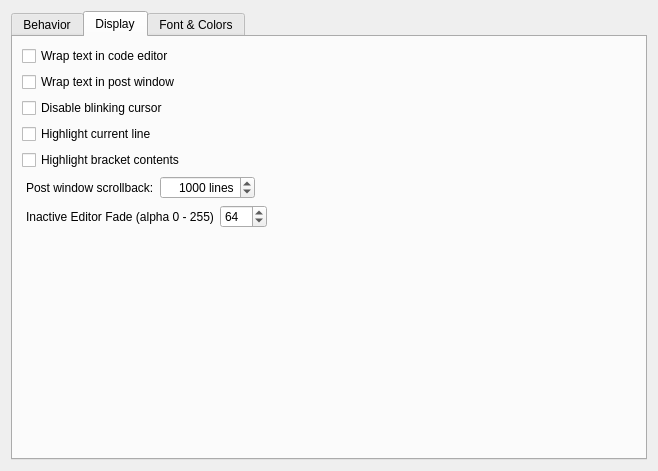
The window that editors/sc-ide/forms/settings_editor.ui (supercollider/supercollider) describes before a commit, drawn with Qt 5.
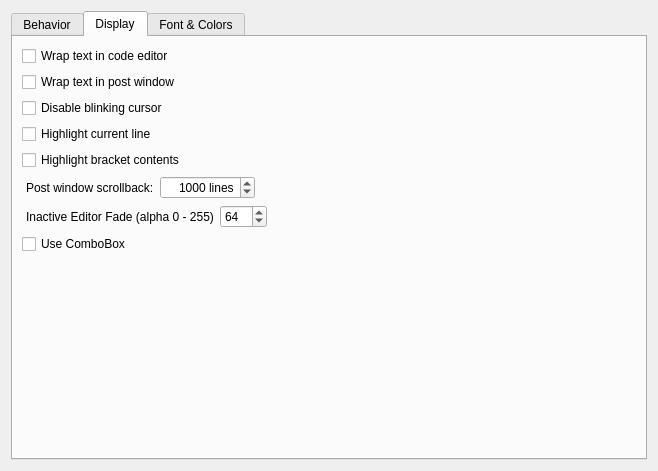
The same window after the commit. Custom widgets are drawn as their Qt base class.

Commit message: add option in preferences for enable ComboBox

The edit to the form file:
```diff
--- a/editors/sc-ide/forms/settings_editor.ui
+++ b/editors/sc-ide/forms/settings_editor.ui
@@ -318,6 +318,13 @@
           </item>
          </layout>
         </item>
+        <item>
+         <widget class="QCheckBox" name="useComboBox">
+          <property name="text">
+           <string>Use ComboBox</string>
+          </property>
+         </widget>
+        </item>
         <item>
          <spacer name="verticalSpacer_2">
           <property name="orientation">
```
The commit also changes 3 other files.
